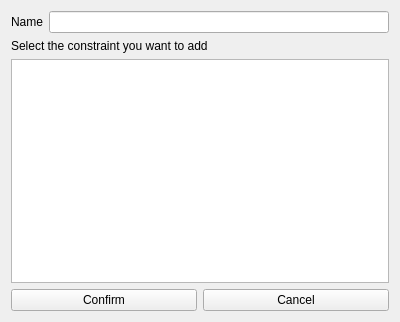
First picture: the form in plugins/hppwidgetsplugin/numericalconstraintpicker.ui, repository humanoid-path-planner/hpp-gui, before the edit.
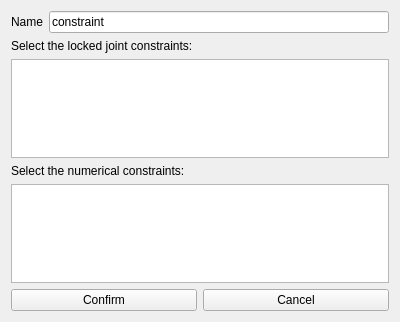
Second picture: the form after the edit.

Commit message: Update constraint creator widget

Patch:
```diff
--- a/plugins/hppwidgetsplugin/numericalconstraintpicker.ui
+++ b/plugins/hppwidgetsplugin/numericalconstraintpicker.ui
@@ -24,19 +24,33 @@
       </widget>
      </item>
      <item row="0" column="1">
-      <widget class="QLineEdit" name="numericalName"/>
+      <widget class="QLineEdit" name="constraintName">
+       <property name="text">
+        <string>constraint</string>
+       </property>
+      </widget>
      </item>
     </layout>
    </item>
    <item>
     <widget class="QLabel" name="label">
      <property name="text">
-      <string>Select the constraint you want to add</string>
+      <string>Select the locked joint constraints:</string>
      </property>
     </widget>
    </item>
    <item>
-    <widget class="QListWidget" name="constraintList"/>
+    <widget class="QListWidget" name="lockedJointList"/>
+   </item>
+   <item>
+    <widget class="QLabel" name="numericalLabel">
+     <property name="text">
+      <string>Select the numerical constraints:</string>
+     </property>
+    </widget>
+   </item>
+   <item>
+    <widget class="QListWidget" name="numericalList"/>
    </item>
    <item>
     <layout class="QHBoxLayout" name="horizontalLayout">
```
Left out of the diff: 4 changed lines with no effect on the pictures. The commit also changes 6 other files.
